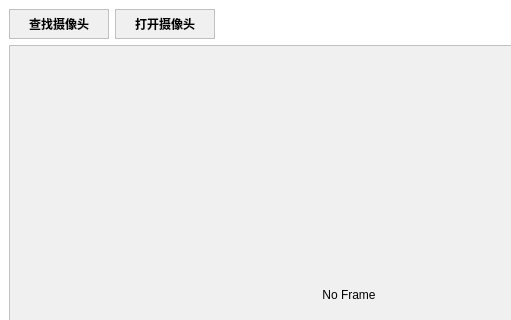
Above: src/cam_qt.ui from npc2/camera_with_cursor before the change; both pictures show x 0 to 511 and y 0 to 320 of the 800 by 600 pixel window. Below: the same form after it.
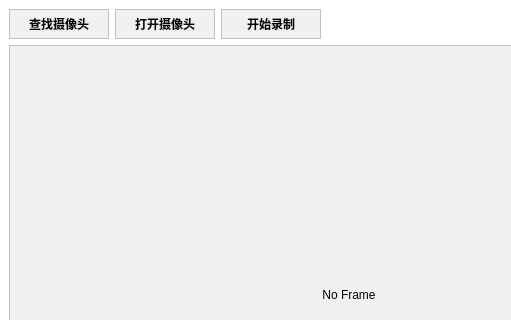
That is the form after the change.

Commit message: feat:add record function

```diff
--- a/src/cam_qt.ui
+++ b/src/cam_qt.ui
@@ -60,6 +60,29 @@
         </property>
        </widget>
       </item>
+      <item>
+       <widget class="QPushButton" name="btnRecordVideo">
+        <property name="enabled">
+         <bool>false</bool>
+        </property>
+        <property name="minimumSize">
+         <size>
+          <width>100</width>
+          <height>30</height>
+         </size>
+        </property>
+        <property name="styleSheet">
+         <string notr="true">background-color: #F0F0F0;
+border: 1px solid #C0C0C0;
+padding: 5px;
+font-weight: bold;
+color: #000000;</string>
+        </property>
+        <property name="text">
+         <string>开始录制</string>
+        </property>
+       </widget>
+      </item>
       <item>
        <spacer name="horizontalSpacer">
         <property name="orientation">
```
The commit also changes 3 other files.
